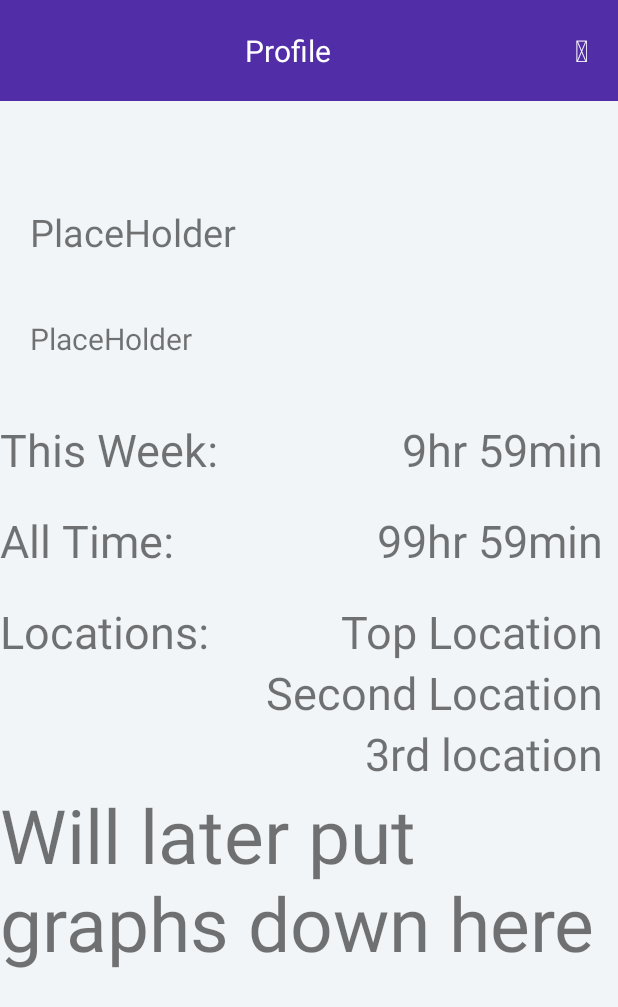
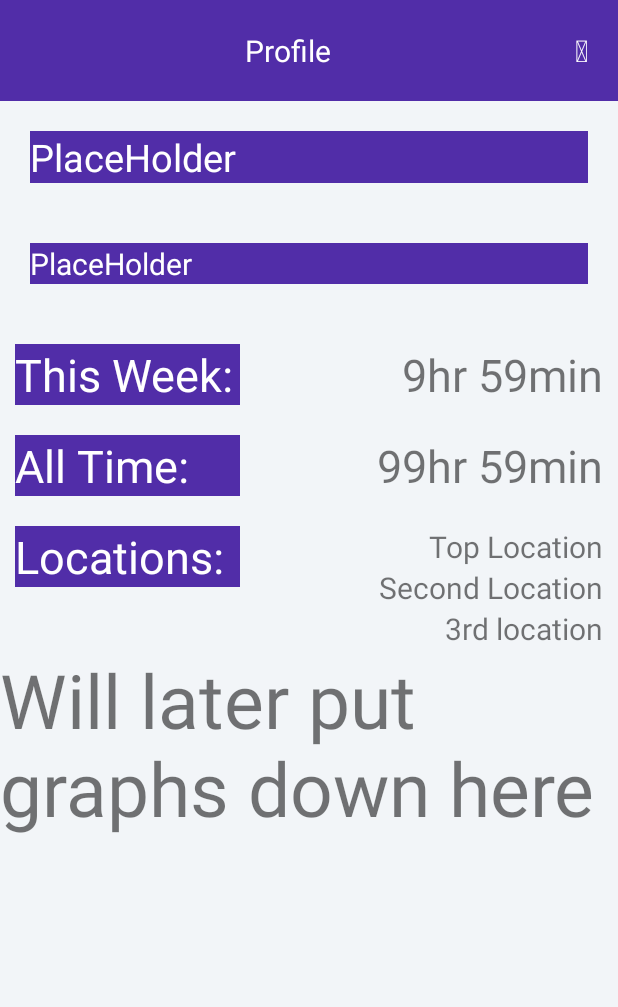
Before and after one commit to christerence/CanvasCompanion, an Android app: the fragment AccountFragment placed in its activity, after a tap on an icon or button, on a phone screen of 412 x 824 dp. Shown: the top 1007 px of the screen. Run offline under Robolectric (Android 15) with nearby library versions, the phone set to English and light mode, and no system bars; our stand-ins replace Firebase (no records; nobody signed in at launch, a user with empty details on screens opened directly); 3 statements that could not run were skipped.

Commit message:
minor ui change

```diff
--- a/app/src/main/res/layout/fragment_account.xml
+++ b/app/src/main/res/layout/fragment_account.xml
@@ -2,8 +2,12 @@
     xmlns:tools="http://schemas.android.com/tools"
     android:layout_width="match_parent"
     android:layout_height="match_parent"
-    tools:context="deaddevs.com.studentcompanion.AccountFragment"
-    android:background="@drawable/loginbg">
+    android:background="@drawable/loginbg"
+    tools:context="deaddevs.com.studentcompanion.AccountFragment">
+
+    <ScrollView
+        android:layout_width="match_parent"
+        android:layout_height="wrap_content">
 
     <LinearLayout
         android:layout_width="match_parent"
@@ -13,56 +17,59 @@
         <LinearLayout
             android:layout_width="match_parent"
             android:layout_height="wrap_content"
+            android:background="#512da8"
             android:orientation="horizontal"
-            android:background="#512da8"
-            android:padding="10dp"
-            android:layout_marginBottom="50dp">
+            android:padding="10dp">
 
             <TextView
                 android:layout_width="match_parent"
                 android:layout_height="wrap_content"
-                android:text="Profile"
-                android:textSize="20sp"
-                android:textAlignment="center"
-                android:textColor="#fff"
                 android:layout_weight="1"
                 android:fontFamily="orbitron"
                 android:gravity="center"
-                />
+                android:text="Profile"
+                android:textAlignment="center"
+                android:textColor="#fff"
+                android:textSize="20sp" />
 
             <TextView
+                android:id="@+id/backbutton"
                 android:layout_width="wrap_content"
                 android:layout_height="wrap_content"
+                android:onClick="handleBack"
+                android:padding="10dp"
+                android:paddingLeft="10dp"
+                android:paddingRight="10dp"
                 android:text="@string/rightbutton"
-                android:onClick="handleBack"
+                android:textAlignment="center"
                 android:textColor="#fff"
-                android:id="@+id/backbutton"
-                android:textSize="20sp"
-                android:padding="10dp"
-                android:paddingRight="10dp"
-                android:textAlignment="center"
-                android:paddingLeft="10dp"/>
+                android:textSize="20sp" />
         </LinearLayout>
 
         <LinearLayout
             android:layout_width="match_parent"
             android:layout_height="wrap_content"
             android:orientation="vertical">
+
             <TextView
+                android:id="@+id/FullName"
                 android:layout_width="match_parent"
                 android:layout_height="wrap_content"
+                android:layout_margin="20dp"
                 android:text="PlaceHolder"
-                android:layout_margin="20dp"
                 android:textSize="25sp"
-                android:id="@+id/FullName"/>
+                android:background="#512da8"
+                android:textColor="#fff"/>
 
             <TextView
+                android:id="@+id/Email"
                 android:layout_width="match_parent"
                 android:layout_height="wrap_content"
+                android:layout_margin="20dp"
                 android:text="PlaceHolder"
-                android:layout_margin="20dp"
                 android:textSize="20sp"
-                android:id="@+id/Email"/>
+                android:background="#512da8"
+                android:textColor="#fff"/>
         </LinearLayout>
 
         <LinearLayout
@@ -72,23 +79,26 @@
             android:orientation="horizontal">
 
             <TextView
-                android:layout_width="wrap_content"
+                android:layout_width="150dp"
                 android:layout_height="wrap_content"
+                android:background="#512da8"
                 android:text="This Week:"
-                android:textSize="30dp" />
+                android:textColor="#fff"
+                android:textSize="30dp"
+                android:layout_marginLeft="10dp"/>
 
             <LinearLayout
                 android:layout_width="match_parent"
                 android:layout_height="wrap_content"
-                android:gravity="right"
-                android:layout_marginRight="10dp">
+                android:layout_marginRight="10dp"
+                android:gravity="right">
 
                 <TextView
                     android:id="@+id/weekText"
                     android:layout_width="wrap_content"
                     android:layout_height="wrap_content"
-                    android:textSize="30dp"
-                    android:text="9hr 59min" />
+                    android:text="9hr 59min"
+                    android:textSize="30dp" />
 
             </LinearLayout>
 
@@ -101,23 +111,26 @@
             android:orientation="horizontal">
 
             <TextView
-                android:layout_width="wrap_content"
+                android:layout_width="150dp"
                 android:layout_height="wrap_content"
+                android:background="#512da8"
                 android:text="All Time:"
-                android:textSize="30dp" />
+                android:textColor="#fff"
+                android:textSize="30dp"
+                android:layout_marginLeft="10dp"/>
 
             <LinearLayout
                 android:layout_width="match_parent"
                 android:layout_height="wrap_content"
-                android:gravity="right"
-                android:layout_marginRight="10dp">
+                android:layout_marginRight="10dp"
+                android:gravity="right">
 
                 <TextView
                     android:id="@+id/allTimeText"
                     android:layout_width="wrap_content"
                     android:layout_height="wrap_content"
-                    android:textSize="30dp"
-                    android:text="99hr 59min" />
+                    android:text="99hr 59min"
+                    android:textSize="30dp" />
 
             </LinearLayout>
 
@@ -130,36 +143,41 @@
             android:orientation="horizontal">
 
             <TextView
-                android:layout_width="wrap_content"
+                android:layout_width="150dp"
                 android:layout_height="wrap_content"
+                android:background="#512da8"
                 android:text="Locations:"
-                android:textSize="30dp" />
+                android:textColor="#fff"
+                android:textSize="30dp"
+                android:layout_marginLeft="10dp"/>
 
             <LinearLayout
                 android:layout_width="match_parent"
                 android:layout_height="wrap_content"
+                android:layout_marginRight="10dp"
                 android:gravity="right"
-                android:orientation="vertical"
-                android:layout_marginRight="10dp">
+                android:orientation="vertical">
 
                 <TextView
                     android:id="@+id/location1"
                     android:layout_width="wrap_content"
                     android:layout_height="wrap_content"
-                    android:textSize="30dp"
-                    android:text="Top Location" />
+                    android:text="Top Location"
+                    android:textSize="20dp" />
+
                 <TextView
                     android:id="@+id/location2"
                     android:layout_width="wrap_content"
                     android:layout_height="wrap_content"
-                    android:textSize="30dp"
-                    android:text="Second Location" />
+                    android:text="Second Location"
+                    android:textSize="20dp" />
+
                 <TextView
                     android:id="@+id/location3"
                     android:layout_width="wrap_content"
                     android:layout_height="wrap_content"
-                    android:textSize="30dp"
-                    android:text="3rd location" />
+                    android:text="3rd location"
+                    android:textSize="20dp" />
 
             </LinearLayout>
 
@@ -168,9 +186,11 @@
         <TextView
             android:layout_width="wrap_content"
             android:layout_height="wrap_content"
-            android:textSize="50dp"
-            android:text="Will later put graphs down here"/>
+            android:text="Will later put graphs down here"
+            android:textSize="50dp" />
 
     </LinearLayout>
 
+    </ScrollView>
+
 </FrameLayout>
--- a/app/src/main/res/layout/fragment_settings.xml
+++ b/app/src/main/res/layout/fragment_settings.xml
@@ -48,7 +48,10 @@
             android:layout_height="wrap_content"
             android:layout_marginTop="20dp"
             android:orientation="horizontal"
-            android:background="@drawable/gradienttitle">
+            android:background="@drawable/gradienttitle"
+            android:layout_marginLeft="10dp"
+            android:layout_marginRight="10dp"
+            >
 
             <TextView
                 android:layout_width="wrap_content"
@@ -56,7 +59,8 @@
                 android:text="Notifications"
                 android:textSize="30dp"
                 android:fontFamily="orbitron"
-                android:textColor="#fff"/>
+                android:textColor="#fff"
+                android:layout_marginLeft="10dp"/>
 
             <LinearLayout
                 android:layout_width="match_parent"
@@ -82,7 +86,9 @@
             android:layout_height="wrap_content"
             android:layout_marginTop="20dp"
             android:orientation="horizontal"
-            android:background="@drawable/gradienttitle">
+            android:background="@drawable/gradienttitle"
+            android:layout_marginLeft="10dp"
+            android:layout_marginRight="10dp">
 
             <TextView
                 android:layout_width="wrap_content"
@@ -90,7 +96,8 @@
                 android:text="Location"
                 android:textSize="30dp"
                 android:fontFamily="orbitron"
-                android:textColor="#fff"/>
+                android:textColor="#fff"
+                android:layout_marginLeft="10dp"/>
 
             <LinearLayout
                 android:layout_width="match_parent"
@@ -116,7 +123,9 @@
             android:layout_height="wrap_content"
             android:layout_marginTop="20dp"
             android:orientation="horizontal"
-            android:background="@drawable/gradienttitle">
+            android:background="@drawable/gradienttitle"
+            android:layout_marginLeft="10dp"
+            android:layout_marginRight="10dp">
 
             <TextView
                 android:layout_width="wrap_content"
@@ -124,7 +133,8 @@
                 android:text="Support"
                 android:textSize="30sp"
                 android:fontFamily="orbitron"
-                android:textColor="#fff" />
+                android:textColor="#fff"
+                android:layout_marginLeft="10dp"/>
 
             <LinearLayout
                 android:layout_width="match_parent"
@@ -151,7 +161,9 @@
             android:layout_height="wrap_content"
             android:layout_marginTop="20dp"
             android:orientation="horizontal"
-            android:background="@drawable/gradienttitle">
+            android:background="@drawable/gradienttitle"
+            android:layout_marginLeft="10dp"
+            android:layout_marginRight="10dp">
 
             <TextView
                 android:layout_width="wrap_content"
@@ -159,7 +171,8 @@
                 android:text="Privacy Policy"
                 android:textSize="30sp"
                 android:fontFamily="orbitron"
-                android:textColor="#fff" />
+                android:textColor="#fff"
+                android:layout_marginLeft="10dp"/>
 
             <LinearLayout
                 android:layout_width="match_parent"
@@ -186,7 +199,9 @@
             android:layout_height="wrap_content"
             android:layout_marginTop="20dp"
             android:orientation="horizontal"
-            android:background="@drawable/gradienttitle">
+            android:background="@drawable/gradienttitle"
+            android:layout_marginLeft="10dp"
+            android:layout_marginRight="10dp">
 
             <TextView
                 android:layout_width="wrap_content"
@@ -194,7 +209,8 @@
                 android:text="Leave A Review"
                 android:textSize="30sp"
                 android:fontFamily="orbitron"
-                android:textColor="#fff" />
+                android:textColor="#fff"
+                android:layout_marginLeft="10dp"/>
 
             <LinearLayout
                 android:layout_width="match_parent"
```
